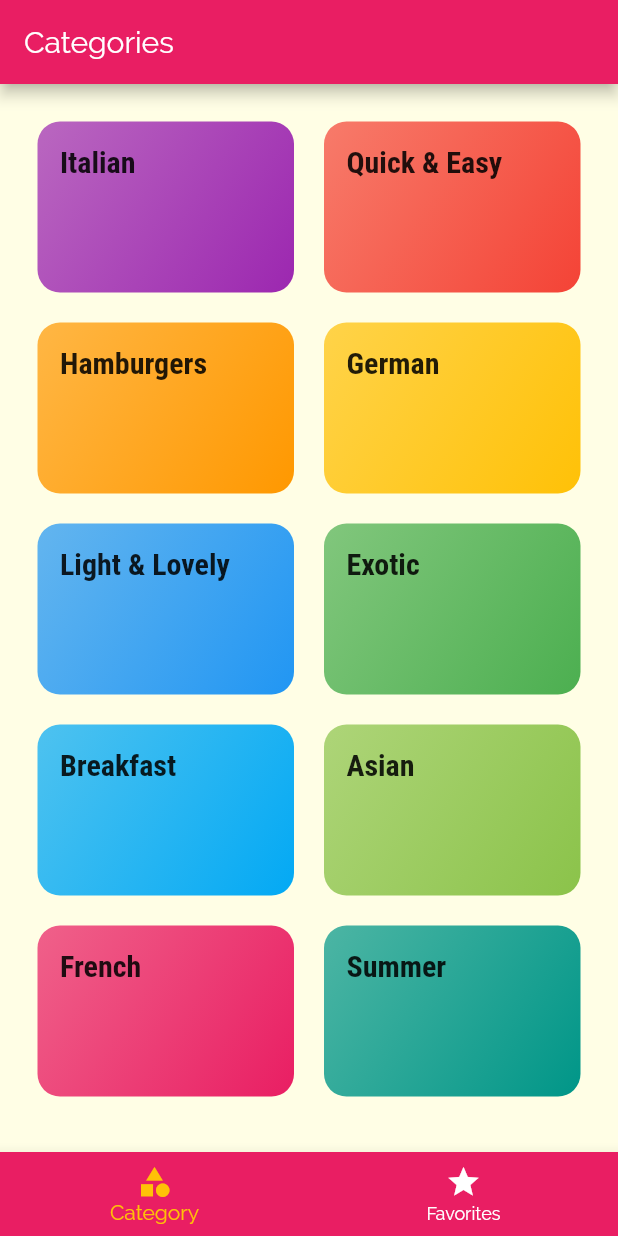
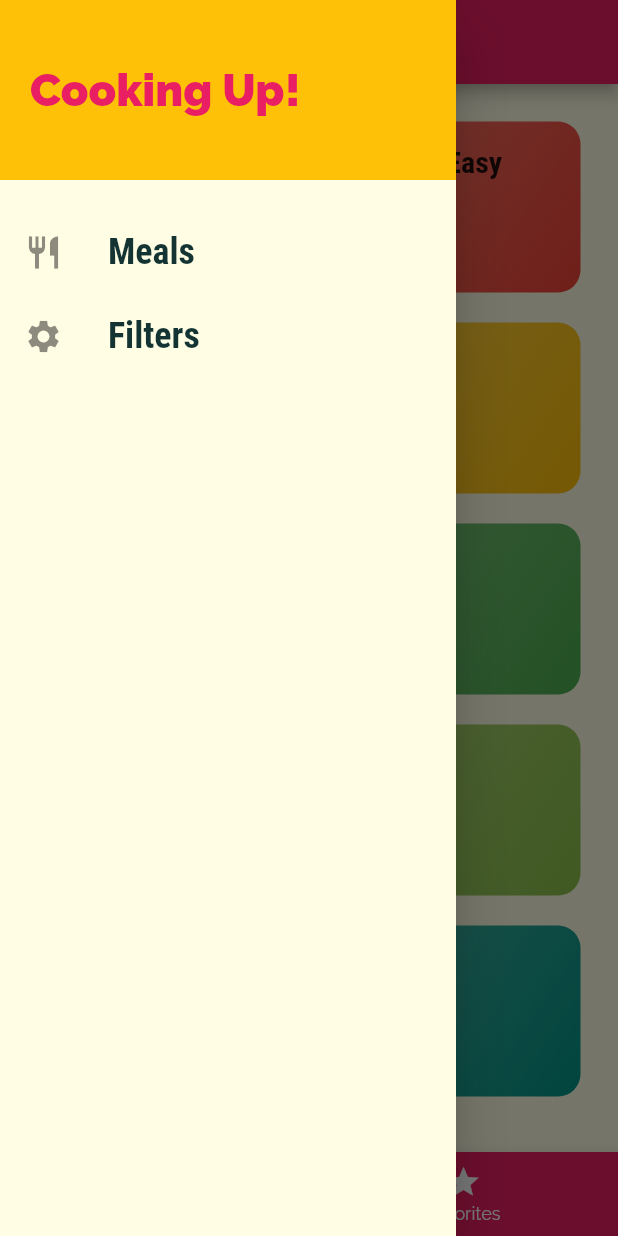
Before and after one commit to Dennisarya01/flutters_mealsapp, a Flutter app: the screen it shows after launch, with the side drawer open (before the commit the screen has no drawer), on a phone screen of 412 x 824 dp. Run offline on Flutter 3.47's test engine with Material 2 defaults, Android fonts, the phone set to English and light mode, and no system bars.

Commit message:
add custom Bottom tabbar & custom Drawer

```diff
--- a/lib/main.dart
+++ b/lib/main.dart
@@ -1,13 +1,13 @@
 import 'package:flutter/material.dart';
-import 'package:mealsapp/screens/categories_screen.dart';
-import 'package:mealsapp/screens/category_meals_screen.dart';
-import 'package:mealsapp/screens/meal_detail_screen.dart';
-import 'package:mealsapp/screens/tabs_screen.dart';
+
+import './screens/tabs_screen.dart';
+import './screens/meal_detail_screen.dart';
+import './screens/category_meals_screen.dart';
+import './screens/categories_screen.dart';
 
 void main() => runApp(MyApp());
 
 class MyApp extends StatelessWidget {
-  // This widget is the root of your application.
   @override
   Widget build(BuildContext context) {
     return MaterialApp(
@@ -27,23 +27,27 @@ class MyApp extends StatelessWidget {
             title: TextStyle(
               fontSize: 20,
               fontFamily: 'RobotoCondensed',
-                fontWeight: FontWeight.bold
+              fontWeight: FontWeight.bold,
+            )),
       ),
-            ),
-      ),
-//      home: CategoriesScreen(),
-      initialRoute: '/', //, default is '/'
+      // home: CategoriesScreen(),
+      initialRoute: '/', // default is '/'
       routes: {
         '/': (ctx) => TabsScreen(),
         CategoryMealsScreen.routeName: (ctx) => CategoryMealsScreen(),
         MealDetailScreen.routeName: (ctx) => MealDetailScreen(),
       },
-      onGenerateRoute: (settings){
+      onGenerateRoute: (settings) {
         print(settings.arguments);
-//        return MaterialPageRoute(builder: (ctx) => CategoriesScreen());
+        // if (settings.name == '/meal-detail') {
+        //   return ...;
+        // } else if (settings.name == '/something-else') {
+        //   return ...;
+        // }
+        // return MaterialPageRoute(builder: (ctx) => CategoriesScreen(),);
       },
-      onUnknownRoute: (settings){
-        return MaterialPageRoute(builder: (ctx) => CategoriesScreen());
+      onUnknownRoute: (settings) {
+        return MaterialPageRoute(builder: (ctx) => CategoriesScreen(),);
       },
     );
   }
--- a/lib/screens/favorite_screen.dart
+++ b/lib/screens/filters_screen.dart
@@ -1,11 +1,13 @@
 import 'package:flutter/material.dart';
 
-class FavoriteScreen extends StatelessWidget {
+class FilterScreen extends StatelessWidget {
+  static const routeName = '/filters';
+
   @override
   Widget build(BuildContext context) {
     return Center(
       child: Text(
-        'The Favorite',
+        'Filters!',
       ),
     );
   }
--- a/lib/screens/tabs_screen.dart
+++ b/lib/screens/tabs_screen.dart
@@ -1,6 +1,8 @@
 import 'package:flutter/material.dart';
-import 'package:mealsapp/screens/categories_screen.dart';
-import 'package:mealsapp/screens/favorite_screen.dart';
+
+import '../widgets/main_drawer.dart';
+import './favorites_screen.dart';
+import './categories_screen.dart';
 
 class TabsScreen extends StatefulWidget {
   @override
@@ -14,11 +16,10 @@ class _TabsScreenState extends State<TabsScreen> {
       'title': 'Categories',
     },
     {
-      'page': FavoriteScreen(),
-      'Your title': 'Favorites',
+      'page': FavoritesScreen(),
+      'title': 'Your Favorite',
     },
   ];
-
   int _selectedPageIndex = 0;
 
   void _selectPage(int index) {
@@ -31,10 +32,9 @@ class _TabsScreenState extends State<TabsScreen> {
   Widget build(BuildContext context) {
     return Scaffold(
       appBar: AppBar(
-        title: Text(
-          _pages[_selectedPageIndex]['title'],
-        ),
+        title: Text(_pages[_selectedPageIndex]['title']),
       ),
+      drawer: MainDrawer(),
       body: _pages[_selectedPageIndex]['page'],
       bottomNavigationBar: BottomNavigationBar(
         onTap: _selectPage,
@@ -42,12 +42,12 @@ class _TabsScreenState extends State<TabsScreen> {
         unselectedItemColor: Colors.white,
         selectedItemColor: Theme.of(context).accentColor,
         currentIndex: _selectedPageIndex,
-//        type: BottomNavigationBarType.fixed,
+        // type: BottomNavigationBarType.fixed,
         items: [
           BottomNavigationBarItem(
             backgroundColor: Theme.of(context).primaryColor,
             icon: Icon(Icons.category),
-            title: Text('Category'),
+            title: Text('Categories'),
           ),
           BottomNavigationBarItem(
             backgroundColor: Theme.of(context).primaryColor,
--- a/lib/widgets/category_item.dart
+++ b/lib/widgets/category_item.dart
@@ -1,5 +1,6 @@
 import 'package:flutter/material.dart';
-import 'package:mealsapp/screens/category_meals_screen.dart';
+
+import '../screens/category_meals_screen.dart';
 
 class CategoryItem extends StatelessWidget {
   final String id;
--- /dev/null
+++ b/lib/widgets/main_drawer.dart
@@ -0,0 +1,58 @@
+import 'package:flutter/material.dart';
+
+class MainDrawer extends StatelessWidget {
+  Widget buildListTile(String title, IconData icon) {
+    return ListTile(
+      leading: Icon(
+        icon,
+        size: 26,
+      ),
+      title: Text(
+        title,
+        style: TextStyle(
+          fontFamily: 'RobotoCondensed',
+          fontSize: 24,
+          fontWeight: FontWeight.bold,
+        ),
+      ),
+      onTap: () {
+        // ...
+      },
+    );
+  }
+
+  @override
+  Widget build(BuildContext context) {
+    return Drawer(
+      child: Column(
+        children: <Widget>[
+          Container(
+            height: 120,
+            width: double.infinity,
+            padding: EdgeInsets.all(20),
+            alignment: Alignment.centerLeft,
+            color: Theme.of(context).accentColor,
+            child: Text(
+              'Cooking Up!',
+              style: TextStyle(
+                  fontWeight: FontWeight.w900,
+                  fontSize: 30,
+                  color: Theme.of(context).primaryColor),
+            ),
+          ),
+          SizedBox(
+            height: 20,
+          ),
+          buildListTile(
+            'Meals',
+            Icons.restaurant,
+          ),
+          buildListTile(
+            'Filters',
+            Icons.settings,
+          ),
+        ],
+      ),
+    );
+  }
+}
```
Also changed, not shown: lib/screens/categories_screen.dart (+7 -5 lines), lib/screens/category_meals_screen.dart (+5 -6 lines), lib/screens/favorites_screen.dart (added, +10 -0 lines), lib/screens/meal_detail_screen.dart (+12 -18 lines), lib/widgets/meal_item.dart (+27 -14 lines). Lines whose indentation alone changed are shown as unchanged.
